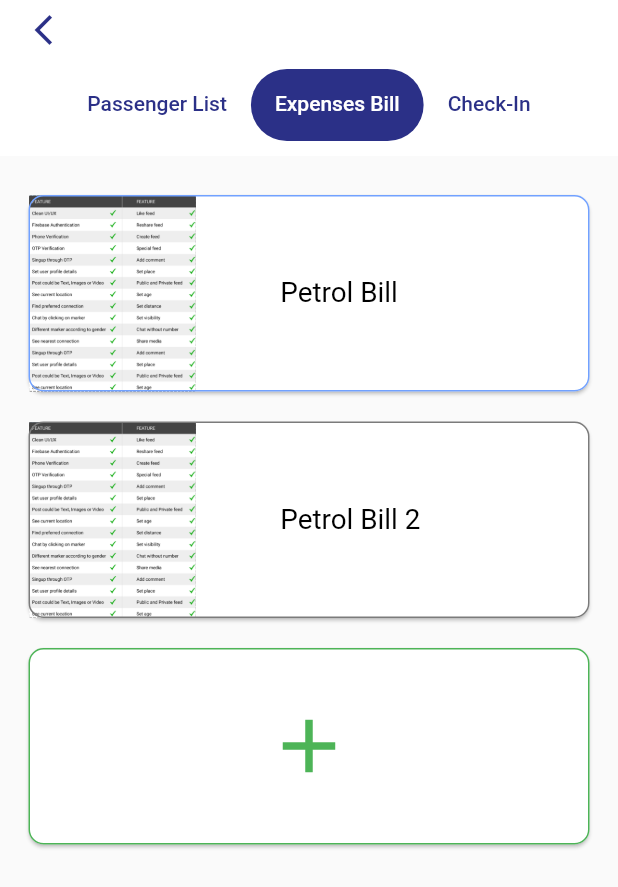
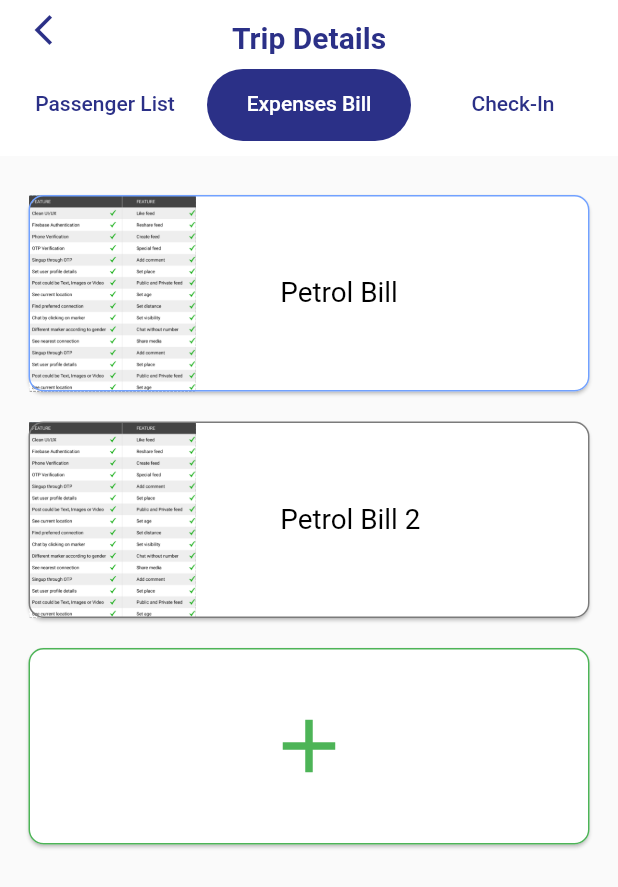
Before and after one commit to darshitsoftrefine/client_submit, a Flutter app: the screen it shows after launch, tab 2 chosen, on a phone screen of 412 x 824 dp. Shown: the top 887 px of the screen. Run offline on Flutter 3.47's test engine with Material 2 defaults, Android fonts, the phone set to English and light mode, and no system bars; our stand-ins replace google_fonts; missing offline and left inert: mobile_scanner, rounded_expansion_tile.

Commit message:
UI changes

```diff
--- a/lib/constants/custom_widgets.dart
+++ b/lib/constants/custom_widgets.dart
@@ -108,28 +108,32 @@ class CustomWidgets {
         children: [
           Card(
             shape: RoundedRectangleBorder(
-              side: BorderSide(color: leadColor),
+              side: BorderSide(color: leadColor, width: 1),
               borderRadius: BorderRadius.circular(16),
             ),
             child: ClipRRect(
-              borderRadius: BorderRadius.circular(10),
-              //borderRadius: BorderRadius.circular(32),
+              //borderRadius: BorderRadius.horizontal(left: Radius.circular(90)),
               child: Container(
                 decoration:  BoxDecoration(
-                    border: Border(
-                        left: BorderSide(color: leadColor, width: 2)
-                    )
+                    // border: Border(
+                    //     left: BorderSide(color: leadColor, width: 3)
+                    // ),
+                  //borderRadius: BorderRadius.horizontal(left: Radius.circular(90),)
                 ),
                 child: RoundedExpansionTile(
-
-                  shape: RoundedRectangleBorder(borderRadius: BorderRadius.circular(16),
+                  selectedTileColor: leadColor,
+                  shape:
+                  RoundedRectangleBorder(
+                      borderRadius: BorderRadius.horizontal(left: Radius.circular(16), right: Radius.circular(16)),
                       side: BorderSide(color: leadColor, width: 1)
                   ),
 
                   // Border(
-                  //   left: BorderSide(color: !isExpanded ? browseList[index].leadColor : Colors.transparent, width: 4),
+                  //   left: BorderSide(color: leadColor, width: 4),
+                  //   bottom: BorderSide(color: leadColor, width: 1)
                   //
                   // ),
+
 
                   leading: SizedBox(
                     width: 88,
@@ -140,7 +144,8 @@ class CustomWidgets {
                         Container(
                             alignment: Alignment.center,
                             decoration: BoxDecoration(
-                                color: CustomColors.secondaryColor
+                              borderRadius: BorderRadius.circular(16),
+                                color: CustomColors.secondaryColor,
                             ),
                             child: Text(logoText, style: TextStyle(fontSize: 20, color: leadColor, fontWeight: FontWeight.w400))),
                         const SizedBox(width: 30,),
@@ -155,14 +160,12 @@ class CustomWidgets {
                       children: [
                         TextSpan(
                           text: name,
-                          style: const TextStyle(color: Colors.black, fontWeight: FontWeight.normal),
                         ),
 
                       ],
                     ),
                   ),
-                  trailing: IconButton(
-                    onPressed: (){}, icon: const Icon(Icons.arrow_drop_down_sharp, size: 35,),),
+                  trailing: const Icon(Icons.arrow_drop_down_sharp, size: 35, color: Colors.black,),
 
                   children: [
                     CustomWidgets().expandableTile(leadColor)
--- a/lib/tab_bar.dart
+++ b/lib/tab_bar.dart
@@ -20,18 +20,17 @@ class Tab_Bar extends StatelessWidget {
               child: IconButton(onPressed: (){}, icon: Icon(Icons.arrow_back_ios_new, color: CustomColors.primaryColor,),),
             ),
             title: Padding(
-              padding: const EdgeInsets.only(top: 9.0),
+              padding: const EdgeInsets.only(top: 14.0),
               child: Text("Trip Details", style: CustomTheme.lightTheme().textTheme.titleLarge,),
             ),
             centerTitle: true,
           bottom: TabBar(
-            isScrollable: true,
-              padding: EdgeInsets.all(10),
+              padding: EdgeInsets.only(left: 2, right: 2, top: 10, bottom: 10),
               unselectedLabelColor: CustomColors.primaryColor,
               indicator: BoxDecoration(
                   borderRadius: BorderRadius.circular(50), // Creates border
                   color: CustomColors.primaryColor),
-              tabs: const [
+              tabs: [
                 Tab(text: "Passenger List",),
                 Tab(text: "Expenses Bill",),
                 Tab(text: "Check-In",)
--- a/lib/themes/themes.dart
+++ b/lib/themes/themes.dart
@@ -11,13 +11,11 @@ class CustomTheme {
             ),
             hintStyle: GoogleFonts.roboto(color: CustomColors.secondaryColor, fontWeight: FontWeight.w400, fontSize: 18)),
         textTheme: TextTheme(
-          //button: GoogleFonts.roboto(color: CustomColors.primaryColor, fontWeight: FontWeight.w400, fontSize: 15),
-          //bodyMedium: GoogleFonts.montserrat(color: CustomColors.mainColor, fontSize: 20, fontWeight: FontWeight.w500),
+          displayLarge: GoogleFonts.roboto(color: Colors.black, fontSize: 20, fontWeight: FontWeight.w600),
           labelMedium: GoogleFonts.roboto(color: CustomColors.secondaryColor, fontWeight: FontWeight.w400, fontSize: 15),
           labelLarge: GoogleFonts.roboto(color: CustomColors.primaryColor, fontWeight: FontWeight.w400, fontSize: 15),
-          //headlineMedium: GoogleFonts.montserrat(color: CustomColors.customBlack, fontSize: 18, fontWeight: FontWeight.w700),
           titleSmall: GoogleFonts.roboto(color: Colors.black, fontSize: 14, fontWeight: FontWeight.w400),
-          titleLarge: GoogleFonts.roboto(color: CustomColors.secondaryColor, fontSize: 20, fontWeight: FontWeight.w600),
+          titleLarge: GoogleFonts.roboto(color: CustomColors.primaryColor, fontSize: 20, fontWeight: FontWeight.w600),
           bodySmall: GoogleFonts.roboto(color: Colors.black, fontSize: 14, fontWeight: FontWeight.bold),
           labelSmall: GoogleFonts.roboto(color: Colors.black, fontSize: 18.57, fontWeight: FontWeight.w400),
           displaySmall: GoogleFonts.roboto(color:Colors.black, fontSize: 10, fontWeight: FontWeight.w500),
--- a/lib/trip_details/check_in/check_in_qr.dart
+++ b/lib/trip_details/check_in/check_in_qr.dart
@@ -35,7 +35,12 @@ class _ScannerState extends State<Scanner> {
             controller: cameraController,
             onDetect: _foundBarcode,),
           QRScannerOverlay(overlayColour: Colors.white.withOpacity(0.5)),
-           Text("Scan QR Code", style: CustomTheme.lightTheme().textTheme.titleLarge,),
+           Positioned(
+             bottom: 100,
+               left: 140,
+               right: 50,
+               top: 100,
+               child: Text("Scan QR Code", style: CustomTheme.lightTheme().textTheme.displayLarge,)),
         ],
       )
     );
--- a/lib/trip_details/passengers_list/passengers_list_screen.dart
+++ b/lib/trip_details/passengers_list/passengers_list_screen.dart
@@ -14,6 +14,7 @@ class _PassengersListScreenState extends State<PassengersListScreen> {
   @override
   Widget build(BuildContext context) {
     return Scaffold(
+      backgroundColor: Colors.white,
       body: SingleChildScrollView(
         child: Column(
           children: [
```
